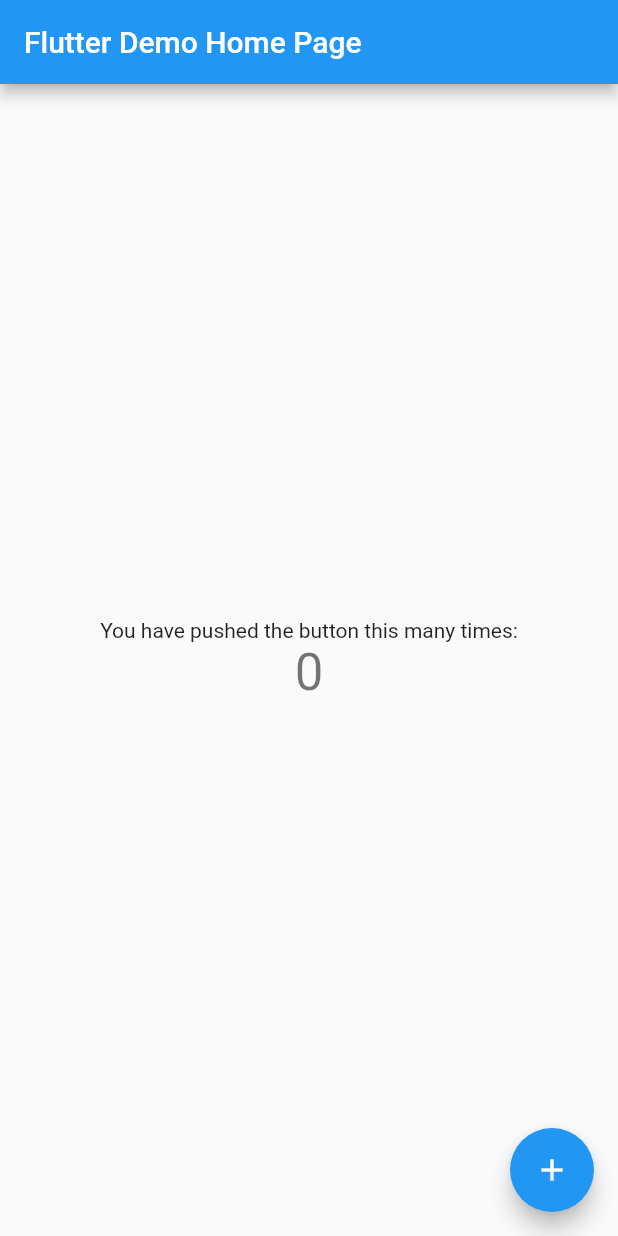
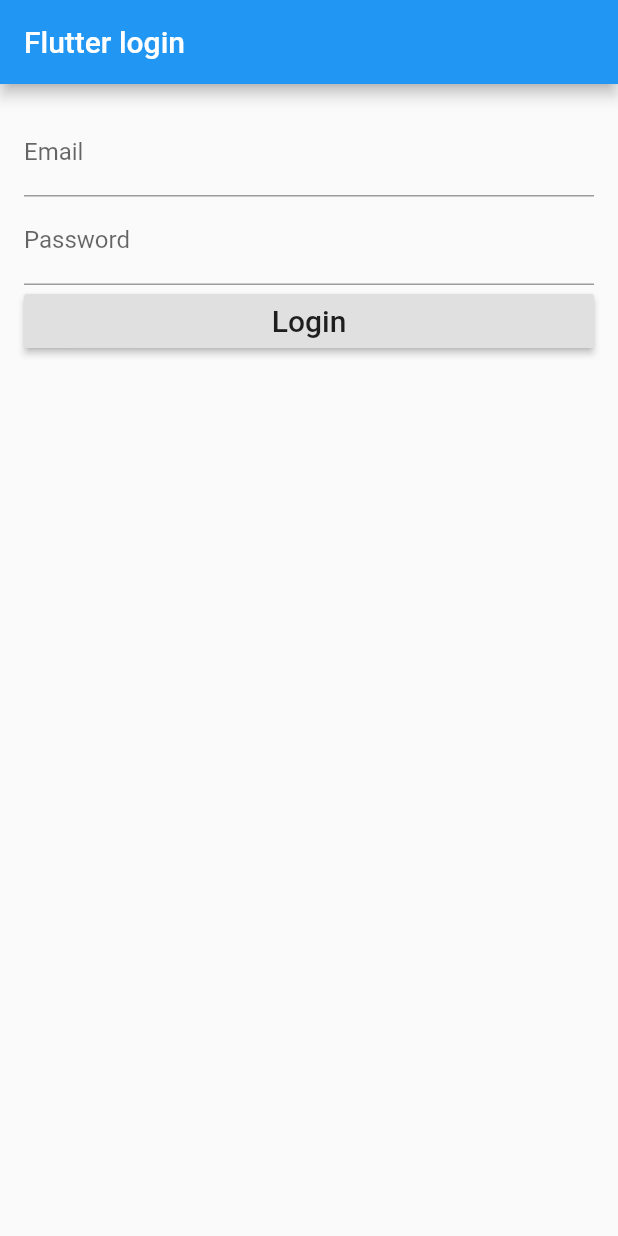
Before and after one commit to emelleme/flutter-samples, a Flutter app: the screen it shows after launch, on a phone screen of 412 x 824 dp. Run offline on Flutter 3.47's test engine with Material 2 defaults, Android fonts, the phone set to English and light mode, and no system bars; our stand-ins replace firebase_auth; accounts and stored records are empty.

Commit message:
Login screen and connection with firebase

```diff
--- /dev/null
+++ b/firebase_login_sample/lib/login.dart
@@ -0,0 +1,85 @@
+import 'package:firebase_auth/firebase_auth.dart';
+import 'package:flutter/material.dart';
+
+class LoginPage extends StatefulWidget {
+
+  @override
+  State<StatefulWidget> createState() => new _LoginPageState();
+
+}
+
+class _LoginPageState extends State<LoginPage> {
+
+  final formKey = new GlobalKey<FormState>();
+
+
+  String _email;
+  String _password;
+
+  bool validateAndSave() {
+    final form = formKey.currentState;
+    if(form.validate()) {
+
+      form.save();
+      return true;
+    } else {
+      return false;
+
+    }
+  }
+
+  void validateAndSubmit() async{
+
+    if(validateAndSave()) {
+
+      try {
+  AuthResult result = await FirebaseAuth.instance.signInWithEmailAndPassword(email: _email, password: _password);
+  FirebaseUser user = result.user;
+        print('Signed in ${user.uid}');
+      }
+      catch (e) {
+        print('Error: $e');
+      }
+    }
+  }
+
+  @override
+
+  Widget build(BuildContext context) {
+    return new Scaffold(
+      appBar: new AppBar(
+        title: new Text('Flutter login'),
+      ),
+      body: new Container(
+        padding: EdgeInsets.all(16.0),
+        child: new Form(
+          key: formKey,
+          child: new Column(
+            crossAxisAlignment: CrossAxisAlignment.stretch,
+            children: <Widget>[
+
+              new TextFormField(
+                decoration: new InputDecoration(labelText: 'Email'),
+                validator: (value) => value.isEmpty ? 'Email can\'t be empty' : null,
+                onSaved: (value) => _email = value,
+              ),
+              new TextFormField(
+                  decoration: new InputDecoration(
+                    labelText: 'Password'),
+                    obscureText:true,
+                     validator: (value) => value.isEmpty ? 'Password can\'t be empty' : null,
+                     onSaved: (value) => _password = value,
+
+                ),
+                new RaisedButton(
+                  child: new Text('Login', style: new TextStyle(fontSize: 20.0),),
+                  onPressed: validateAndSubmit,
+
+              )
+            ],
+          ),
+          ),
+      ),
+    );
+  }
+}
--- a/firebase_login_sample/lib/main.dart
+++ b/firebase_login_sample/lib/main.dart
@@ -1,111 +1,19 @@
 import 'package:flutter/material.dart';
+import 'login.dart';
 
-void main() => runApp(MyApp());
+void main() => runApp(new MyApp());
 
 class MyApp extends StatelessWidget {
-  // This widget is the root of your application.
+
   @override
   Widget build(BuildContext context) {
-    return MaterialApp(
-      title: 'Flutter Demo',
-      theme: ThemeData(
-        // This is the theme of your application.
-        //
-        // Try running your application with "flutter run". You'll see the
-        // application has a blue toolbar. Then, without quitting the app, try
-        // changing the primarySwatch below to Colors.green and then invoke
-        // "hot reload" (press "r" in the console where you ran "flutter run",
-        // or simply save your changes to "hot reload" in a Flutter IDE).
-        // Notice that the counter didn't reset back to zero; the application
-        // is not restarted.
+    return new MaterialApp(
+      debugShowCheckedModeBanner: false,
+      title: 'Flutter Login Demo',
+      theme: new ThemeData(
         primarySwatch: Colors.blue,
       ),
-      home: MyHomePage(title: 'Flutter Demo Home Page'),
+      home: new LoginPage()
     );
   }
 }
-
-class MyHomePage extends StatefulWidget {
-  MyHomePage({Key key, this.title}) : super(key: key);
-
-  // This widget is the home page of your application. It is stateful, meaning
-  // that it has a State object (defined below) that contains fields that affect
-  // how it looks.
-
-  // This class is the configuration for the state. It holds the values (in this
-  // case the title) provided by the parent (in this case the App widget) and
-  // used by the build method of the State. Fields in a Widget subclass are
-  // always marked "final".
-
-  final String title;
-
-  @override
-  _MyHomePageState createState() => _MyHomePageState();
-}
-
-class _MyHomePageState extends State<MyHomePage> {
-  int _counter = 0;
-
-  void _incrementCounter() {
-    setState(() {
-      // This call to setState tells the Flutter framework that something has
-      // changed in this State, which causes it to rerun the build method below
-      // so that the display can reflect the updated values. If we changed
-      // _counter without calling setState(), then the build method would not be
-      // called again, and so nothing would appear to happen.
-      _counter++;
-    });
-  }
-
-  @override
-  Widget build(BuildContext context) {
-    // This method is rerun every time setState is called, for instance as done
-    // by the _incrementCounter method above.
-    //
-    // The Flutter framework has been optimized to make rerunning build methods
-    // fast, so that you can just rebuild anything that needs updating rather
-    // than having to individually change instances of widgets.
-    return Scaffold(
-      appBar: AppBar(
-        // Here we take the value from the MyHomePage object that was created by
-        // the App.build method, and use it to set our appbar title.
-        title: Text(widget.title),
-      ),
-      body: Center(
-        // Center is a layout widget. It takes a single child and positions it
-        // in the middle of the parent.
-        child: Column(
-          // Column is also a layout widget. It takes a list of children and
-          // arranges them vertically. By default, it sizes itself to fit its
-          // children horizontally, and tries to be as tall as its parent.
-          //
-          // Invoke "debug painting" (press "p" in the console, choose the
-          // "Toggle Debug Paint" action from the Flutter Inspector in Android
-          // Studio, or the "Toggle Debug Paint" command in Visual Studio Code)
-          // to see the wireframe for each widget.
-          //
-          // Column has various properties to control how it sizes itself and
-          // how it positions its children. Here we use mainAxisAlignment to
-          // center the children vertically; the main axis here is the vertical
-          // axis because Columns are vertical (the cross axis would be
-          // horizontal).
-          mainAxisAlignment: MainAxisAlignment.center,
-          children: <Widget>[
-            Text(
-              'You have pushed the button this many times:',
-            ),
-            Text(
-              '$_counter',
-              style: Theme.of(context).textTheme.display1,
-            ),
-          ],
-        ),
-      ),
-      floatingActionButton: FloatingActionButton(
-        onPressed: _incrementCounter,
-        tooltip: 'Increment',
-        child: Icon(Icons.add),
-      ), // This trailing comma makes auto-formatting nicer for build methods.
-    );
-  }
-}
```
Also changed, not shown: 3 other files.
